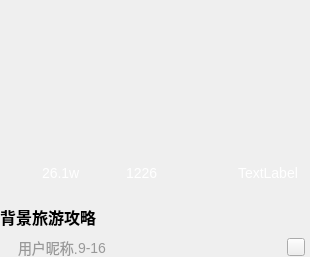
Old version of the form VisNova/component/videoBox.ui in the repository 2932238802/VidNova.
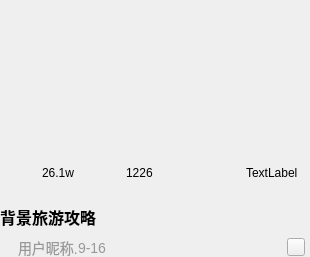
New version of the form. Icons and pictures are not drawn.

Diff of the .ui file:
```diff
--- a/VisNova/component/videoBox.ui
+++ b/VisNova/component/videoBox.ui
@@ -111,19 +111,7 @@
          </size>
         </property>
         <property name="styleSheet">
-         <string notr="true">#videoInfoBox {
-	background: transparent;
-}
-
-
-QLabel {
-	color: #FFFFFF;
-	background-color: transparent;
-	border: none;
-	font-size: 14px;
-	font-family: '微软雅黑';
-}
-</string>
+         <string notr="true"/>
         </property>
         <layout class="QHBoxLayout" name="horizontalLayout">
          <property name="spacing">
```
Left out of the diff: 5 changed lines with no effect on the pictures.
